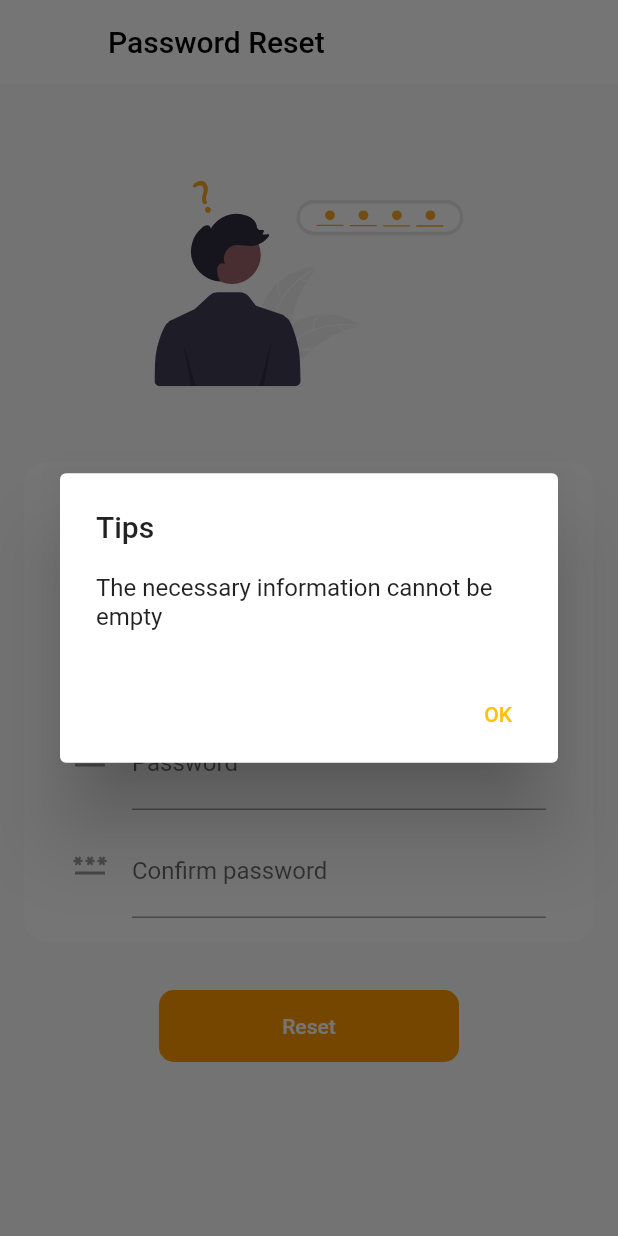
After one commit to JalorOo/miaodi_web_flutter, a Flutter app: the ForgetPasswordPage screen opened by its route, after a tap on "Reset", on a phone screen of 412 x 824 dp. The commit adds this screen. Run offline on Flutter 3.47's test engine with Material 2 defaults, Android fonts, the phone set to English and light mode, and no system bars; our stand-ins replace dio, flutter_svg; accounts and stored records are empty; network calls fail.

Commit message:
feat: 忘记密码 fix: 注册完成后自动返回上一个Win

```diff
--- a/lib/common/constant.dart
+++ b/lib/common/constant.dart
@@ -69,4 +69,8 @@ class Constant{
   static String assets = "/assets";
 
   static String transfer = "/transfer";
+
+  static String forgetPassword = "/forget";
+
+  static String verifyNewPasswordByForget = "/verifyV1";
 }
--- a/lib/l10n/intl_en.arb
+++ b/lib/l10n/intl_en.arb
@@ -104,10 +104,10 @@
   "saveSettings": "Save Settings",
   "saveSuccessfully": "Save successfully",
   "verifyCode": "Verify Code",
-  "getVerifyCode": "Get Verification Code",
+  "getVerifyCode": "Get",
   "fillEmail": "Please fill in the email address first",
   "registering": "Registering",
-  "canNotNull": "Username, password, email and email verification code cannot be empty",
+  "canNotNull": "The necessary information cannot be empty",
   "registerSuccessfully": "Registered successfully",
   "registerUnsuccessfully": "Registration failed",
   "cloudPassageTitle": "Cloud Article: {name}",
@@ -253,5 +253,8 @@
   "getAppInfo": "Getting AppInfo",
   "editPassage": "Edit",
   "editPassageSettingsTips": "Only settings this passage after save",
-  "assetsTransferringTips": "Please check the user name and credit limit of the transfer again before entering. Once the transfer is made, cancellation is no longer supported"
+  "assetsTransferringTips": "Please check the user name and credit limit of the transfer again before entering. Once the transfer is made, cancellation is no longer supported",
+  "reset": "Reset",
+  "resetting": "Reset in progress, please wait patiently",
+  "passwordReset": "Password Reset"
 }
--- a/lib/l10n/intl_zh.arb
+++ b/lib/l10n/intl_zh.arb
@@ -107,7 +107,7 @@
   "getVerifyCode": "获取验证码",
   "fillEmail": "请先填写邮箱",
   "registering": "注册中",
-  "canNotNull": "用户名、密码、邮箱及邮箱验证码均不可为空",
+  "canNotNull": "所需信息均不可为空",
   "registerSuccessfully": "注册成功",
   "registerUnsuccessfully": "注册失败",
   "cloudPassageTitle": "云文章: {name}",
@@ -253,5 +253,8 @@
   "getAppInfo": "正在拉取App信息",
   "editPassage": "编辑文章",
   "editPassageSettingsTips": "文章有内容时才能进行设置噢",
-  "assetsTransferringTips": "请输入前再次核对转赠去向的用户名以及喵点额度，一旦转账，将不再支持取消"
+  "assetsTransferringTips": "请输入前再次核对转赠去向的用户名以及喵点额度，一旦转账，将不再支持取消",
+  "reset": "重置",
+  "resetting": "重置中，请小伙伴耐心等待",
+  "passwordReset": "密码重置"
 }
--- a/lib/main.dart
+++ b/lib/main.dart
@@ -1,6 +1,7 @@
 import 'package:flutter/material.dart';
 import 'package:flutter_localizations/flutter_localizations.dart';
 import 'package:miaodi_web/view/account_page.dart';
+import 'package:miaodi_web/view/forget_password_page.dart';
 import 'package:miaodi_web/view/register_page.dart';
 
 import 'generated/l10n.dart';
@@ -39,8 +40,12 @@ class MyApp extends StatelessWidget {
         // is not restarted.
         primarySwatch: Colors.amber,
       ),
-      initialRoute: '/',
+      // initialRoute: '/',
       routes: {
+        '/forgetPassword': (context) {
+          print('register');
+          return ForgetPasswordPage();
+        },
         '/register': (context) {
           print('register');
           return RegisterPage();
--- a/lib/model/account_model.dart
+++ b/lib/model/account_model.dart
@@ -160,6 +160,28 @@ class AccountModel {
     return callBack;
   }
 
+  Future<CallBack> forgetPasswordVerify(String email) async {
+    Map<String, String> args = HashMap();
+    args["email"] = email;
+    CallBack callBack = await HttpsUtil.postResponseWithHeaderAndArgus(
+      Constant.ip + Constant.user + Constant.forgetPassword,
+      args,
+    );
+    return callBack;
+  }
+
+  Future<CallBack> verifyNewPasswordByForgot(String email, String verifyCode, String password) async {
+    Map<String, String> args = HashMap();
+    args["email"] = email;
+    args["verifyCode"] = verifyCode;
+    args["password"] = password;
+    CallBack callBack = await HttpsUtil.postResponseWithHeaderAndArgus(
+      Constant.ip + Constant.user + Constant.verifyNewPasswordByForget,
+      args,
+    );
+    return callBack;
+  }
+
   Future<CallBack> getPayLink(String token) async {
     Options options = Options(headers: {'token': token});
     CallBack callBack = await HttpsUtil.getResponse(
--- /dev/null
+++ b/lib/view/forget_password_page.dart
@@ -0,0 +1,302 @@
+import 'dart:async';
+
+import 'package:flutter/material.dart';
+import 'package:flutter/services.dart';
+import 'package:flutter_svg/flutter_svg.dart';
+import 'package:miaodi_web/data/callback.dart';
+import 'package:miaodi_web/utils/https_util.dart';
+import 'package:miaodi_web/utils/ui_utils.dart';
+import 'package:miaodi_web/viewModel/account_view_model.dart';
+import 'package:miaodi_web/widget/tips_dialog.dart';
+
+import '../../common/style.dart';
+import '../../generated/l10n.dart';
+
+class ForgetPasswordPage extends StatefulWidget {
+  const ForgetPasswordPage({Key? key}) : super(key: key);
+
+  @override
+  State<ForgetPasswordPage> createState() => _ForgetPasswordPageState();
+}
+
+class _ForgetPasswordPageState extends State<ForgetPasswordPage> {
+  AccountViewModel _accountViewModel = AccountViewModel.getInstance();
+
+  TextEditingController _emailController = TextEditingController();
+  TextEditingController _verifyController = TextEditingController();
+  TextEditingController _secretController = TextEditingController();
+  TextEditingController _secretVerifyController = TextEditingController();
+
+  /// 是否可被点击
+  bool _isClick = true;
+
+  /// 倒计时
+  Timer? _countdownTimer;
+
+  /// 秒数
+  int _seconds = 60;
+
+  /// 按钮文字提示
+  String _getCodeTips = "";
+
+  @override
+  void initState() {
+    _getCodeTips = S.current.getVerifyCode;
+    super.initState();
+  }
+
+  @override
+  Widget build(BuildContext context) {
+    return Scaffold(
+      appBar: AppBar(
+        title: Text(S.of(context).passwordReset),
+        backgroundColor: UiUtils.isDarkMode(context)? Colors.black12 : mainColor,
+        elevation: 0,
+        leading: const SizedBox(),
+      ),
+      body: SingleChildScrollView(
+        child: Column(
+          children: [
+            _imageWidget(),
+            _formWidget(),
+            _verifyWidget(),
+          ],
+        ),
+      ),
+    );
+  }
+
+  Widget _imageWidget() {
+    return Center(
+      child: Container(
+        margin: EdgeInsets.only(top: 30),
+        child: Container(
+          width: MediaQuery.of(context).size.width * 0.5 > 300
+              ? 300
+              : MediaQuery.of(context).size.width * 0.5,
+          height: MediaQuery.of(context).size.width * 0.5 > 300
+              ? 300
+              : MediaQuery.of(context).size.width * 0.5,
+          child: SvgPicture.asset(
+            "images/forget_password.svg",
+          ),
+        ),
+      ),
+    );
+  }
+
+  var _obscureText = true;
+
+  Widget _formWidget() {
+    return Container(
+      margin: EdgeInsets.all(contentMargin),
+      padding: EdgeInsets.all(contentMargin),
+      decoration: BoxDecoration(
+        color: UiUtils.isDarkMode(context) ? Colors.black38 : Colors.white,
+        borderRadius: BorderRadius.all(Radius.circular(16)),
+      ),
+      child: Column(
+        children: [
+          Container(
+            margin: EdgeInsets.only(left: contentMargin, right: contentMargin),
+            child: TextField(
+              controller: _emailController,
+              decoration: InputDecoration(
+                  icon: Icon(
+                    Icons.email,
+                    color: Colors.grey,
+                  ),
+                  hintText: S.of(context).email,
+                  suffix: IconButton(
+                    icon: Icon(
+                      Icons.close,
+                      size: 20,
+                    ),
+                    onPressed: () {
+                      _emailController.text = '';
+                    },
+                  )),
+            ),
+          ),
+          Container(
+            margin: EdgeInsets.only(left: contentMargin, right: contentMargin),
+            child: Row(
+              children: [
+                Expanded(
+                  child: TextField(
+                    controller: _verifyController,
+                    decoration: InputDecoration(
+                        icon: Icon(
+                          Icons.qr_code,
+                          color: Colors.grey,
+                        ),
+                        hintText: S.of(context).verifyCode,
+                        hintStyle: TextStyle(
+                          fontSize: 18,
+                        ),
+                        suffix: IconButton(
+                          icon: Icon(
+                            Icons.close,
+                            size: 20,
+                          ),
+                          onPressed: () {
+                            _verifyController.text = '';
+                          },
+                        )),
+                  ),
+                ),
+                GestureDetector(
+                  child: Container(
+                    height: 36,
+                    width: 90,
+                    decoration: BoxDecoration(
+                        color: _isClick ? Colors.amber : Colors.grey,
+                        borderRadius: BorderRadius.all(Radius.circular(16))),
+                    child: Center(
+                      child: Text(
+                        _getCodeTips,
+                        style: TextStyle(color: Colors.white),
+                      ),
+                    ),
+                  ),
+                  onTap: () async {
+                    if (!_isClick) {
+                      return; //拦截
+                    }
+                    if (_emailController.text.isEmpty) {
+                      TipsDialog.show(
+                          context, S.of(context).tips, S.of(context).fillEmail);
+                      return;
+                    }
+                    _isClick = !_isClick;
+                    _countdownTimer =
+                        new Timer.periodic(new Duration(seconds: 1), (timer) {
+                      setState(() {
+                        if (_seconds > 0) {
+                          _seconds--;
+                          setState(() {
+                            _getCodeTips = "${_seconds}s";
+                          });
+                        } else {
+                          // 重置
+                          _seconds = 60;
+                          _getCodeTips = S.current.getVerifyCode;
+                          _isClick = true;
+                          _countdownTimer!.cancel();
+                          _countdownTimer = null;
+                        }
+                      });
+                    });
+                    CallBack callback = await _accountViewModel
+                        .forgetPasswordGetEmailVerify(_emailController.text);
+                    TipsDialog.show(
+                        context, S.of(context).tips, "${callback.message!}");
+                  },
+                )
+              ],
+            ),
+          ),
+          Container(
+            margin: EdgeInsets.only(left: contentMargin, right: contentMargin),
+            child: TextField(
+              controller: _secretController,
+              obscureText: _obscureText,
+              decoration: InputDecoration(
+                  icon: Icon(
+                    Icons.password,
+                    color: Colors.grey,
+                  ),
+                  hintText: S.of(context).password,
+                  suffix: IconButton(
+                    icon: Icon(
+                      _obscureText == false
+                          ? Icons.remove_red_eye
+                          : Icons.remove_red_eye_outlined,
+                      size: 20,
+                    ),
+                    onPressed: () {
+                      setState(() {
+                        _obscureText = !_obscureText;
+                      });
+                    },
+                  )),
+            ),
+          ),
+          Container(
+            margin: EdgeInsets.only(left: contentMargin, right: contentMargin),
+            child: TextField(
+              controller: _secretVerifyController,
+              obscureText: _obscureText,
+              decoration: InputDecoration(
+                  icon: Icon(
+                    Icons.password,
+                    color: Colors.grey,
+                  ),
+                  hintText: S.of(context).passwordConfirmed,
+                  suffix: IconButton(
+                    icon: Icon(
+                      _obscureText == false
+                          ? Icons.remove_red_eye
+                          : Icons.remove_red_eye_outlined,
+                      size: 20,
+                    ),
+                    onPressed: () {
+                      setState(() {
+                        _obscureText = !_obscureText;
+                      });
+                    },
+                  )),
+            ),
+          ),
+        ],
+      ),
+    );
+  }
+
+  Widget _verifyWidget() {
+    return Container(
+      //登录的按钮
+      margin: EdgeInsets.only(
+          left: 30, right: 30, top: contentMargin, bottom: contentMargin * 2),
+      height: 48,
+      width: 200,
+      child: TextButton(
+        onPressed: () async {
+          if (_secretController.text == "" ||
+              _secretVerifyController.text == "" ||
+              _emailController.text == "" ||
+              _verifyController.text == "") {
+            TipsDialog.show(
+                context, S.of(context).tips, S.of(context).canNotNull);
+          } else if (_secretController.text != _secretVerifyController.text) {
+            TipsDialog.show(context, S.of(context).tips,
+                S.of(context).checkTwoPasswordAgain);
+          } else {
+            TipsDialog.wait(
+                context, S.of(context).tips, S.of(context).resetting);
+            CallBack callback =
+                await _accountViewModel.verifyNewPasswordByForgot(
+                    _emailController.text,
+                    _verifyController.text,
+                    _secretVerifyController.text);
+            Navigator.pop(context);
+            await TipsDialog.show(
+                context, S.of(context).tips, "${callback.message!}");
+            if (callback.success!) {
+              await HttpsUtil.getResponse("http://localhost:10380/forgetWinClose");
+            }
+          }
+        },
+        child: Text(S.of(context).reset),
+        style: TextButton.styleFrom(
+          foregroundColor: Colors.white,
+          padding: EdgeInsets.symmetric(horizontal: 0.0),
+          shape: const RoundedRectangleBorder(
+            borderRadius: BorderRadius.all(Radius.circular(10.0)),
+          ),
+          backgroundColor: Colors.orange,
+        ),
+      ),
+    );
+  }
+}
--- a/lib/view/register_page.dart
+++ b/lib/view/register_page.dart
@@ -7,6 +7,7 @@ import 'package:miaodi_web/common/style.dart';
 import 'package:miaodi_web/data/callback.dart';
 import 'package:miaodi_web/generated/l10n.dart';
 import 'package:miaodi_web/utils/event_bus.dart';
+import 'package:miaodi_web/utils/https_util.dart';
 import 'package:miaodi_web/utils/ui_utils.dart';
 import 'package:miaodi_web/viewModel/account_view_model.dart';
 import 'package:miaodi_web/widget/tips_dialog.dart';
@@ -52,7 +53,7 @@ class _RegisterPageState extends State<RegisterPage> {
                 ? S.of(context).registerSuccessfully
                 : S.of(context).registerUnsuccessfully+","+S.of(context).reason+": ${(arg).message}");
         if ((arg).success == true) {
-          Navigator.pop(context); //关闭界面
+          await HttpsUtil.getResponse("http://localhost:10380/registerWinClose");
         }
       }
     });
@@ -62,11 +63,12 @@ class _RegisterPageState extends State<RegisterPage> {
   @override
   Widget build(BuildContext context) {
     return Scaffold(
-        // appBar: AppBar(
-        //   elevation: 0,
-        //   backgroundColor: UiUtils.isDarkMode(context) ? darkMainColor : mainColor,
-        //   title: Text(S.of(context).register),
-        // ),
+        appBar: AppBar(
+          elevation: 0,
+          backgroundColor: UiUtils.isDarkMode(context) ? darkMainColor : mainColor,
+          title: Text(S.of(context).register),
+          leading: const SizedBox(),
+        ),
         body: SingleChildScrollView(
           scrollDirection: Axis.vertical,
           child: Column(
--- a/lib/viewModel/account_view_model.dart
+++ b/lib/viewModel/account_view_model.dart
@@ -172,4 +172,12 @@ class AccountViewModel {
     return callback;
   }
 
+  Future<CallBack> forgetPasswordGetEmailVerify(String email) async {
+    return await _model.forgetPasswordVerify(email);
+  }
+
+  Future<CallBack> verifyNewPasswordByForgot(String email, String verifyCode, String password) async {
+    return await _model.verifyNewPasswordByForgot(email, verifyCode, password);
+  }
+
 }
--- a/pubspec.yaml
+++ b/pubspec.yaml
@@ -37,6 +37,7 @@ dependencies:
   cupertino_icons: ^1.0.2
   dio: ^4.0.0 # 网络请求
   url_launcher: ^6.0.8 # 链接跳转
+  flutter_svg: ^0.21.0 # svg显示库 用于显示svg类型的图片
 
 dev_dependencies:
   flutter_test:
```
Also changed, not shown: images/forget_password.svg (added), lib/generated/intl/messages_en.dart, lib/generated/intl/messages_zh.dart, lib/generated/l10n.dart, pubspec.lock.
